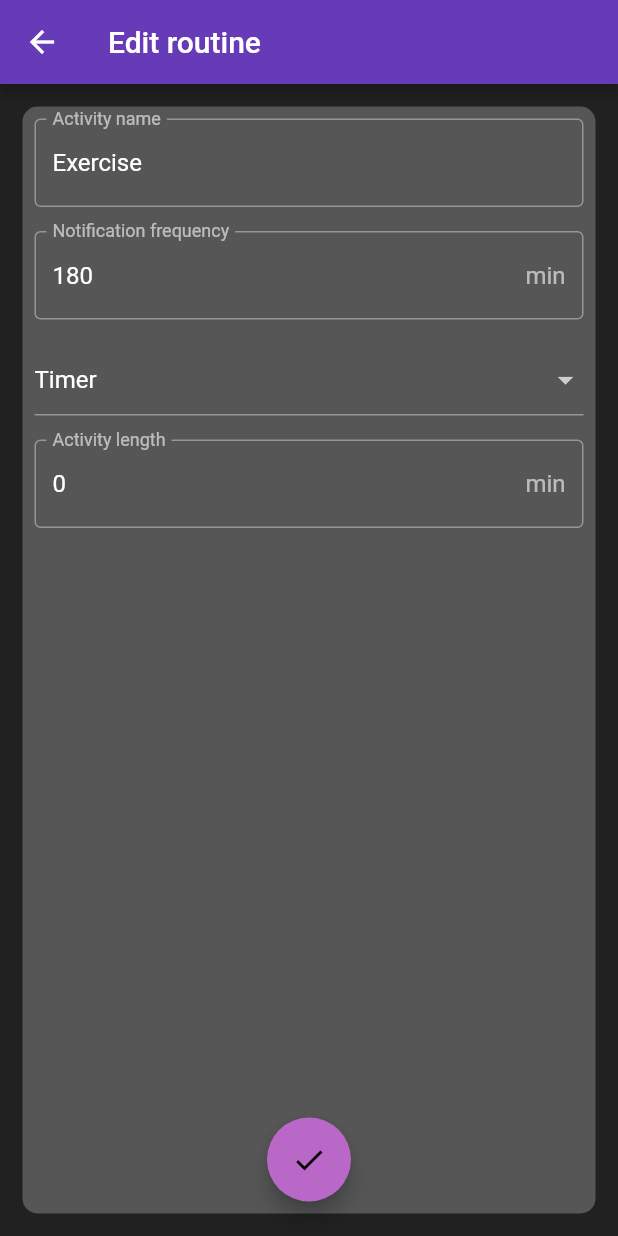
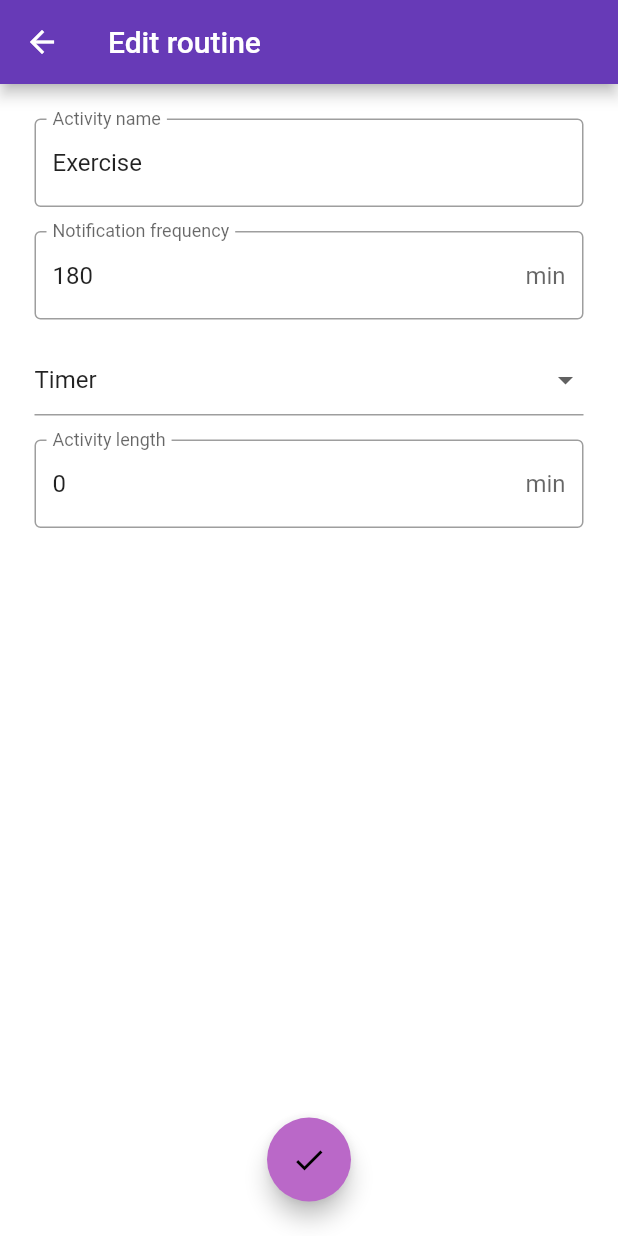
Before and after one commit to Josde/Habitr, a Flutter app: the screen it shows after launch, item 2 of the bottom bar chosen, after a tap on the "edit" icon, on a phone screen of 412 x 824 dp. Run offline on Flutter 3.47's test engine with Material 2 defaults, Android fonts, the phone set to English and light mode, and no system bars; our stand-ins replace bloc, country_picker, equatable, flutter_bloc, flutter_native_splash, flutter_settings_screens and 3 more; missing offline and left inert: jdenticon_dart; accounts and stored records are empty; statements that could not run were skipped.

Commit message:
Deleted theme cubit, added theme singleton with ChangeNotifier

```diff
--- a/lib/blocs/theme/theme_cubit.dart
+++ /dev/null
@@ -1,11 +0,0 @@
-import 'package:bloc/bloc.dart';
-import 'package:equatable/equatable.dart';
-import 'package:flutter/material.dart';
-import 'package:flutter_settings_screens/flutter_settings_screens.dart';
-import 'package:habitr_tfg/utils/constants.dart';
-part 'theme_state.dart';
-
-class ThemeCubit extends Cubit<ThemeState> {
-  ThemeCubit() : super(ThemeBase());
-  void switchTheme() => {this.state.theme == lightTheme? emit(ThemeDark()) : emit(ThemeLight())};
-}
--- a/lib/blocs/theme/theme_state.dart
+++ /dev/null
@@ -1,25 +0,0 @@
-part of 'theme_cubit.dart';
-
-abstract class ThemeState extends Equatable {
-  ThemeState();
-  ThemeData? theme;
-}
-class ThemeBase extends ThemeState {
-  ThemeData? theme;
-  ThemeBase() {
-    theme = darkTheme; // FIXME: Usar Settings para obtener el ultimo valor NO FUNCIONA para nada.
-  }
-  @override
-  List<Object> get props => [theme!];
-}
-class ThemeDark extends ThemeState {
-  ThemeData? theme = darkTheme;
-  @override
-  List<Object> get props => [theme!];
-}
-
-class ThemeLight extends ThemeState {
-   ThemeData? theme = lightTheme;
-  @override
-  List<Object> get props => [theme!];
-}
--- /dev/null
+++ b/lib/data/models/theme_singleton.dart
@@ -0,0 +1,18 @@
+import 'package:flutter/material.dart';
+
+class ThemeSingleton extends ChangeNotifier {
+   static final ThemeSingleton _singleton = ThemeSingleton._internal();
+  factory ThemeSingleton() {
+    return _singleton;
+  }
+
+  ThemeSingleton._internal();
+  bool isDark = false;
+  ThemeMode currentTheme() {
+    return isDark ? ThemeMode.dark : ThemeMode.light;
+  }
+  void switchTheme() {
+    isDark = !isDark;
+    notifyListeners();
+  }
+}
--- a/lib/main.dart
+++ b/lib/main.dart
@@ -9,6 +9,7 @@ import 'package:flutter_settings_screens/flutter_settings_screens.dart';
 import 'package:habitr_tfg/blocs/routines/routines_bloc.dart';
 import 'package:habitr_tfg/blocs/users/friends/friends_bloc.dart';
 import 'package:habitr_tfg/blocs/users/self/self_bloc.dart';
+import 'package:habitr_tfg/data/models/theme_singleton.dart';
 import 'package:habitr_tfg/screens/misc/login_screen.dart';
 import 'package:habitr_tfg/utils/io.dart';
 import 'package:habitr_tfg/data/classes/routine.dart';
@@ -21,7 +22,7 @@ import 'package:supabase_flutter/supabase_flutter.dart';
 import 'package:flutter_native_splash/flutter_native_splash.dart';
 import 'package:flutter_settings_screens/flutter_settings_screens.dart';
 import 'package:habitr_tfg/utils/constants.dart';
-
+import 'package:habitr_tfg/data/models/theme_singleton.dart';
 import 'blocs/theme/theme_cubit.dart';
 
 Future<void> main() async {
@@ -30,7 +31,6 @@ Future<void> main() async {
   FlutterNativeSplash.preserve(widgetsBinding: wb);
   final String myUrl = 'https://tzkauycpwctgufjkoeds.supabase.co';
   final String myAnonKey = 'eyJhbGciOiJIUzI1NiIsInR5cCI6IkpXVCJ9.eyJpc3MiOiJzdXBhYmFzZSIsInJlZiI6InR6a2F1eWNwd2N0Z3VmamtvZWRzIiwicm9sZSI6ImFub24iLCJpYXQiOjE2NDY5MDkyNTUsImV4cCI6MTk2MjQ4NTI1NX0.UBRmXGqk9oqmvL8JMoyJLEnywzsLrn1CtxQlFiGoemw';
-  runApp(MyApp());
   try {
     //TODO: Implement routine parsing from JSON.
     Hive.initFlutter('supabase_auth');
@@ -43,6 +43,7 @@ Future<void> main() async {
     print('Exception: ' + error.toString());
     print('Stacktrace: ' + stacktrace.toString());
   }
+   runApp(MyApp());
 }
 Future<bool> initRoutines() async {
   RoutineSingleton rs = RoutineSingleton();
@@ -82,6 +83,7 @@ class MyApp extends StatefulWidget{
 
 class _MyAppState extends State<MyApp> with WidgetsBindingObserver {
   Widget? childScreen;
+  final ThemeSingleton myTheme = ThemeSingleton();
   Future<bool> getLoggedInState() async {
     var supabaseBox = await Hive.openBox('supabase_authentication'); // TODO: Implementar un backend de SharedPreferences.
     final bool hasLoggedIn = supabaseBox.get('hasAccessToken');
@@ -90,6 +92,7 @@ class _MyAppState extends State<MyApp> with WidgetsBindingObserver {
   @override
   void initState()  {
     super.initState();
+    myTheme.addListener(() {setState(() {});});
     WidgetsBinding.instance!.addObserver(LifecycleEventHandler());
     final user = Supabase.instance.client.auth.user();
     FlutterNativeSplash.remove();
@@ -121,10 +124,12 @@ class _MyAppState extends State<MyApp> with WidgetsBindingObserver {
       ],
       child: Builder( // Para evitar problemas de contexto con el cubit de tema
         builder: (context) {
-          return MaterialApp(
-              title: 'Habitr',
-              theme: BlocProvider.of<ThemeCubit>(context).state.theme!, // Change this to be related to BLoC on startup.
-              home: childScreen!,);
+            return MaterialApp(
+                        title: 'Habitr',
+                        themeMode: myTheme.currentTheme(),
+                        theme: lightTheme,
+                        darkTheme: darkTheme,
+                        home: childScreen!,);
         }
       ),
     );
--- a/lib/screens/misc/settings_screen.dart
+++ b/lib/screens/misc/settings_screen.dart
@@ -2,13 +2,13 @@ import 'package:flutter/material.dart';
 import 'package:flutter_bloc/flutter_bloc.dart';
 import 'package:flutter_settings_screens/flutter_settings_screens.dart';
 import 'package:flutter_svg/flutter_svg.dart';
-import 'package:habitr_tfg/blocs/theme/theme_cubit.dart';
 import 'package:habitr_tfg/data/classes/user.dart';
+import 'package:habitr_tfg/data/models/theme_singleton.dart';
 import 'package:habitr_tfg/screens/misc/login_screen.dart';
 import 'package:habitr_tfg/utils/constants.dart';
 import 'package:jdenticon_dart/jdenticon_dart.dart';
 class SettingsScreen extends StatelessWidget {
-
+  final ThemeSingleton myTheme = ThemeSingleton();
   @override
   Widget build(BuildContext context) {
     return Scaffold(
@@ -57,14 +57,13 @@ class SettingsScreen extends StatelessWidget {
                                               },);
   }
   Widget buildDarkMode(BuildContext context) {
-    var darkModeBloc = BlocProvider.of<ThemeCubit>(context);
-    bool defValue = darkModeBloc.state is ThemeDark? true : false;
+    bool defValue = myTheme.isDark;
     return SwitchSettingsTile(title: 'Dark mode',
                               settingKey: 'dark-mode',
                               defaultValue: defValue,
                               leading: Icon(Icons.dark_mode),
                               onChange: (value) {
-                                      darkModeBloc.switchTheme();
-                                      Settings.setValue('dark-mode', darkModeBloc.state == ThemeDark ? true : false);},);
+                                      myTheme.switchTheme();
+                                      Settings.setValue('dark-mode', myTheme.isDark);},);
   }
 }
```
